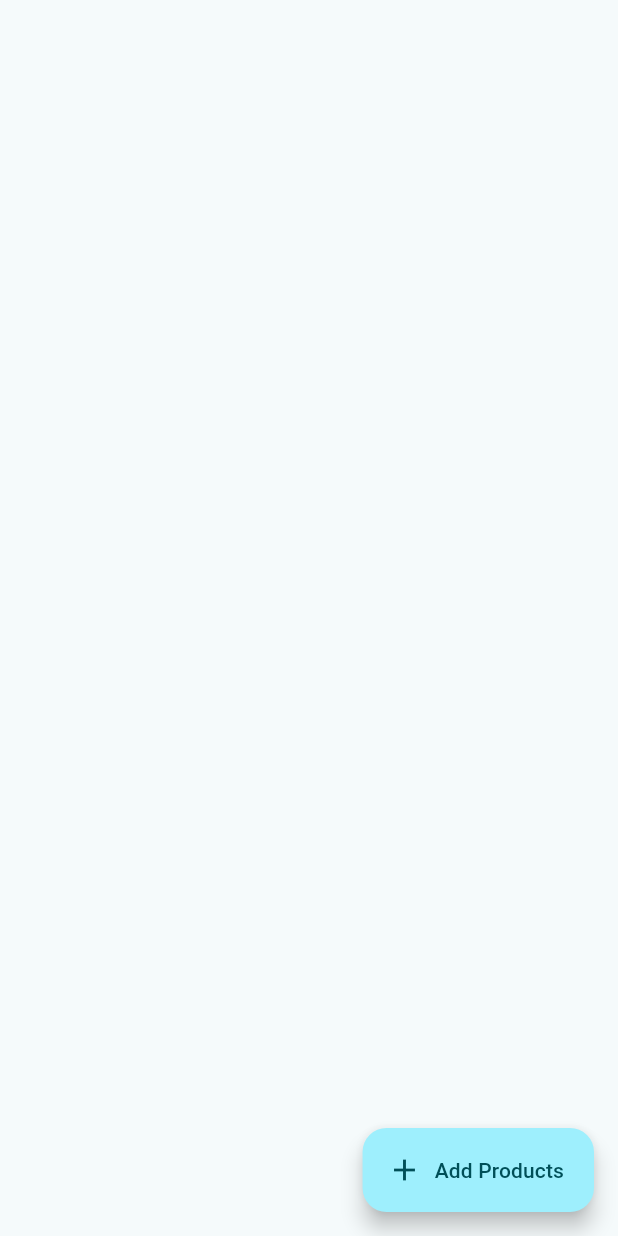
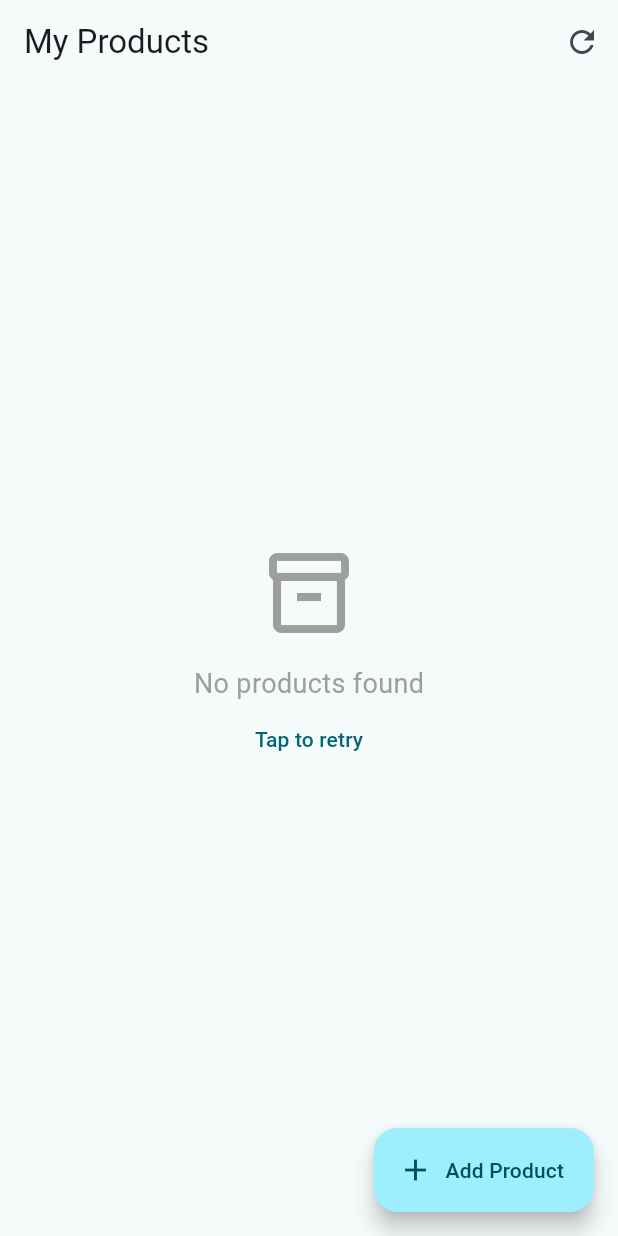
Before and after one commit to abhishekk1004/scratch, a Flutter app: the screen it shows after launch, on a phone screen of 412 x 824 dp. Run offline on Flutter 3.47's test engine with Material 3 defaults, Android fonts, the phone set to English and light mode, and no system bars; our stand-ins replace cloud_firestore, firebase_core, image_picker; missing offline and left inert: cloudinary_public; accounts and stored records are empty; generated files the repository leaves out were written again.

Commit message:
FEAT:Home

```diff
--- a/lib/view/home_screen.dart
+++ b/lib/view/home_screen.dart
@@ -1,3 +1,4 @@
+import 'package:scratch/models/product_model.dart';
 import 'package:scratch/view/add_product_screen.dart';
 import 'package:scratch/viewmodel/product_view_model.dart';
 import 'package:flutter/material.dart';
@@ -13,45 +14,157 @@ class HomeScreen extends StatefulWidget {
 class _HomeScreenState extends State<HomeScreen> {
   @override
   void initState() {
-    // TODO: implement initState
-
+    super.initState();
     WidgetsBinding.instance.addPostFrameCallback((_) {
       context.read<ProductViewModel>().getAllProduct();
     });
-    super.initState();
+  }
+
+  Future<void> _handleDelete(BuildContext context, String id) async {
+    final confirmed = await showDialog<bool>(
+      context: context,
+      builder: (context) => AlertDialog(
+        title: const Text("Delete Product"),
+        content: const Text("Are you sure you want to delete this product?"),
+        actions: [
+          TextButton(onPressed: () => Navigator.pop(context, false), child: const Text("Cancel")),
+          TextButton(
+            onPressed: () => Navigator.pop(context, true),
+            style: TextButton.styleFrom(foregroundColor: Colors.red),
+            child: const Text("Delete"),
+          ),
+        ],
+      ),
+    );
+
+    if (confirmed == true && mounted) {
+      final success = await context.read<ProductViewModel>().deleteProduct(id);
+      if (mounted && success) {
+        context.read<ProductViewModel>().getAllProduct();
+        ScaffoldMessenger.of(context).showSnackBar(
+          const SnackBar(content: Text("Product deleted")),
+        );
+      }
+    }
   }
 
   @override
   Widget build(BuildContext context) {
     final vm = context.watch<ProductViewModel>();
+
     return Scaffold(
+      appBar: AppBar(
+        title: const Text("My Products"),
+        actions: [
+          IconButton(
+            onPressed: () => vm.getAllProduct(),
+            icon: const Icon(Icons.refresh),
+          ),
+        ],
+      ),
       floatingActionButton: FloatingActionButton.extended(
         onPressed: () {
           Navigator.push(
             context,
-            MaterialPageRoute(builder: (context) => ManageProductScreen()),
+            MaterialPageRoute(builder: (context) => const ManageProductScreen()),
           );
         },
-        icon: Icon(Icons.add),
-        label: Text("Add Products"),
+        icon: const Icon(Icons.add),
+        label: const Text("Add Product"),
       ),
-      body: vm.loading
-          ? CircularProgressIndicator()
-          : vm.allProducts == null
-          ? Text("No products")
-          : ListView.builder(
+      body: vm.loading && (vm.allProducts == null || vm.allProducts!.isEmpty)
+          ? const Center(child: CircularProgressIndicator())
+          : RefreshIndicator(
+              onRefresh: () => vm.getAllProduct(),
+              child: _buildBody(vm),
+            ),
+    );
+  }
+
+  Widget _buildBody(ProductViewModel vm) {
+    if (vm.allProducts == null || vm.allProducts!.isEmpty) {
+      return Center(
+        child: Column(
+          mainAxisAlignment: MainAxisAlignment.center,
+          children: [
+            const Icon(Icons.inventory_2_outlined, size: 64, color: Colors.grey),
+            const SizedBox(height: 16),
+            const Text("No products found", style: TextStyle(fontSize: 18, color: Colors.grey)),
+            TextButton(
+              onPressed: () => vm.getAllProduct(),
+              child: const Text("Tap to retry"),
+            ),
+          ],
+        ),
+      );
+    }
+
+    return ListView.builder(
+      padding: const EdgeInsets.all(8),
       itemCount: vm.allProducts!.length,
       itemBuilder: (context, index) {
-          final data = vm.allProducts![index];
-          return Column(
+        final product = vm.allProducts![index];
+        return Card(
+          elevation: 2,
+          margin: const EdgeInsets.symmetric(vertical: 8),
+          child: ListTile(
+            contentPadding: const EdgeInsets.all(8),
+            leading: ClipRRect(
+              borderRadius: BorderRadius.circular(8),
+              child: Container(
+                width: 60,
+                height: 60,
+                color: Colors.grey[200],
+                child: product.imageUrl != null && product.imageUrl!.isNotEmpty
+                    ? Image.network(
+                        product.imageUrl!,
+                        fit: BoxFit.cover,
+                        errorBuilder: (context, error, stackTrace) => const Icon(Icons.image_not_supported),
+                      )
+                    : const Icon(Icons.image),
+              ),
+            ),
+            title: Text(
+              product.name ?? "No Name",
+              style: const TextStyle(fontWeight: FontWeight.bold, fontSize: 16),
+            ),
+            subtitle: Column(
+              crossAxisAlignment: CrossAxisAlignment.start,
               children: [
-              Text(data.name!),
-              Text(data.price!.toString()),
-              Text(data.description!),
+                Text("\$${product.price?.toStringAsFixed(2) ?? "0.00"}",
+                    style: TextStyle(color: Theme.of(context).primaryColor, fontWeight: FontWeight.bold)),
+                if (product.description != null)
+                  Text(
+                    product.description!,
+                    maxLines: 2,
+                    overflow: TextOverflow.ellipsis,
+                    style: const TextStyle(fontSize: 12),
+                  ),
               ],
+            ),
+            trailing: Row(
+              mainAxisSize: MainAxisSize.min,
+              children: [
+                IconButton(
+                  icon: const Icon(Icons.edit, color: Colors.blue),
+                  onPressed: () {
+                    Navigator.push(
+                      context,
+                      MaterialPageRoute(
+                        builder: (context) => ManageProductScreen(id: product.id),
+                      ),
                     );
                   },
                 ),
+                IconButton(
+                  icon: const Icon(Icons.delete, color: Colors.red),
+                  onPressed: () => _handleDelete(context, product.id ?? ""),
+                ),
+              ],
+            ),
+          ),
+        );
+      },
     );
   }
 }
```
Lines whose indentation alone changed are shown as unchanged.
